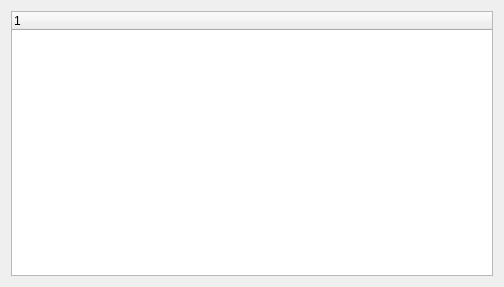
This is gui/ui/edge_dialog.ui in GeekBerry/LICNsim as Qt 5 draws it before an edit. The edited form follows.
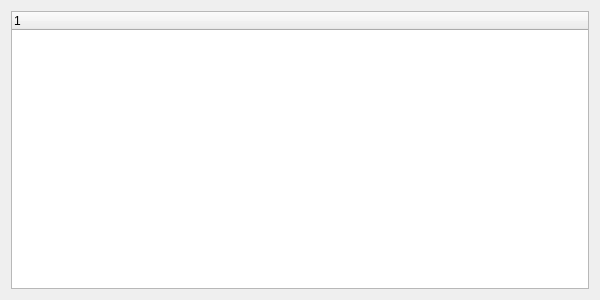
This is the edited form. Custom widgets are drawn as their Qt base class.

What changed in the file:
```diff
--- a/gui/ui/edge_dialog.ui
+++ b/gui/ui/edge_dialog.ui
@@ -6,8 +6,8 @@
    <rect>
     <x>0</x>
     <y>0</y>
-    <width>504</width>
-    <height>287</height>
+    <width>600</width>
+    <height>300</height>
    </rect>
   </property>
   <property name="windowTitle">
```
